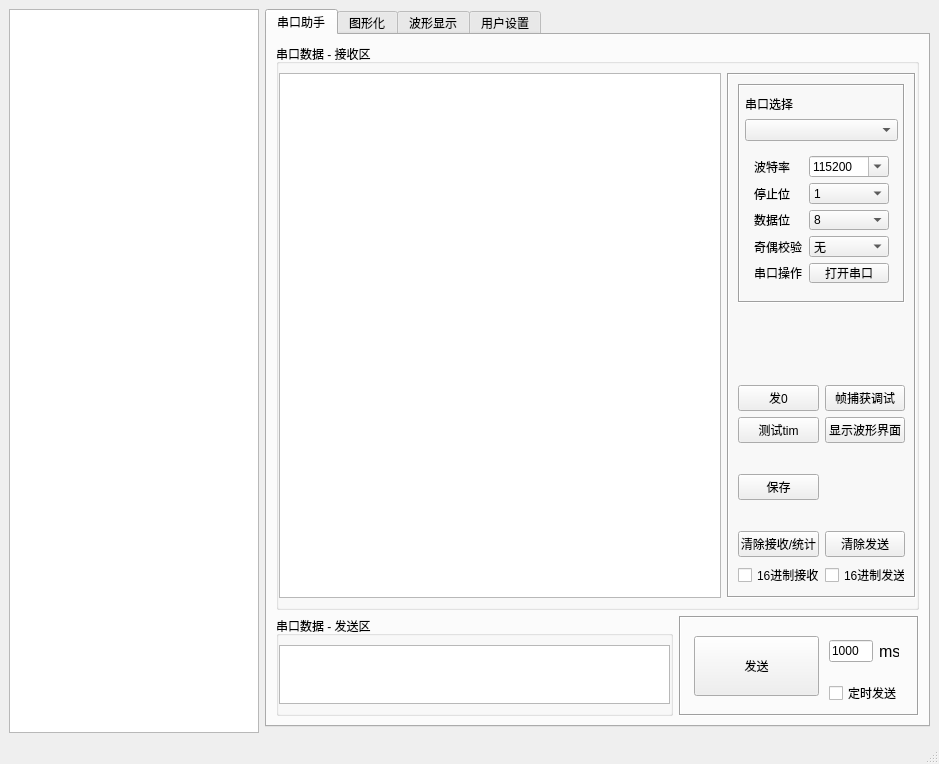
The window that mainwindow.ui (Arosynerd/HostPlotDisplay) describes before a commit, drawn with Qt 5.
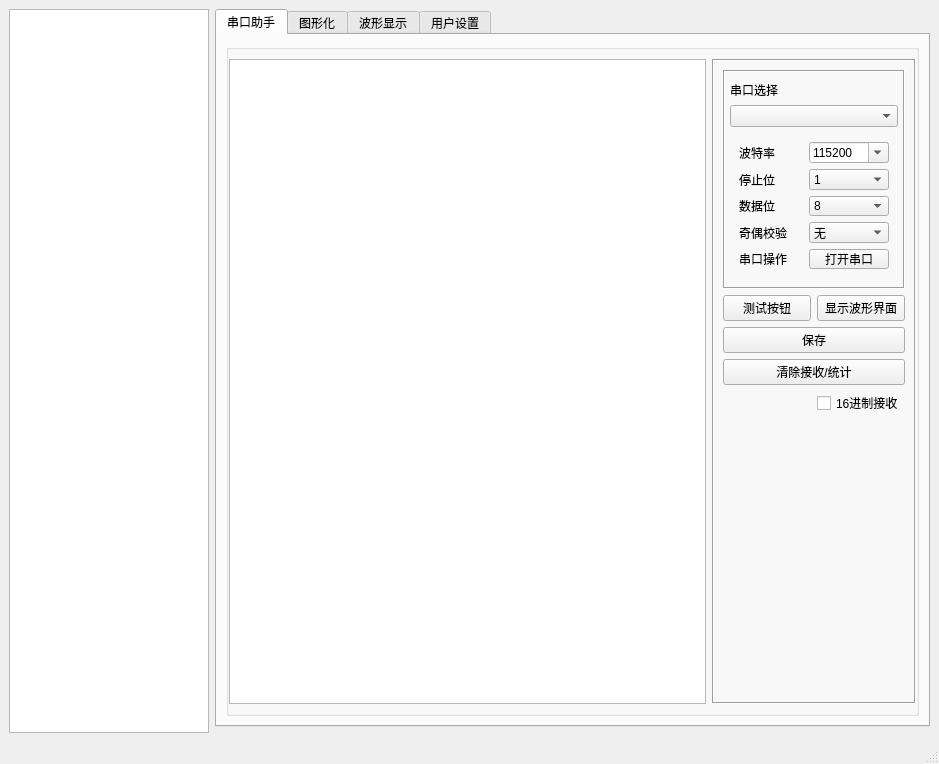
The same window after the commit. Custom widgets are drawn as their Qt base class.

Diff of the .ui file:
```diff
--- a/mainwindow.ui
+++ b/mainwindow.ui
@@ -31,7 +31,7 @@
      <widget class="QTableView" name="tableView">
       <property name="maximumSize">
        <size>
-        <width>250</width>
+        <width>200</width>
         <height>16777215</height>
        </size>
       </property>
@@ -53,166 +53,6 @@
         <string>串口助手</string>
        </attribute>
        <layout class="QGridLayout" name="gridLayout_8">
-        <item row="1" column="1">
-         <widget class="QFrame" name="frame_2">
-          <property name="sizePolicy">
-           <sizepolicy hsizetype="Expanding" vsizetype="Expanding">
-            <horstretch>0</horstretch>
-            <verstretch>0</verstretch>
-           </sizepolicy>
-          </property>
-          <property name="minimumSize">
-           <size>
-            <width>240</width>
-            <height>100</height>
-           </size>
-          </property>
-          <property name="maximumSize">
-           <size>
-            <width>240</width>
-            <height>100</height>
-           </size>
-          </property>
-          <property name="frameShape">
-           <enum>QFrame::Box</enum>
-          </property>
-          <property name="frameShadow">
-           <enum>QFrame::Sunken</enum>
-          </property>
-          <layout class="QGridLayout" name="gridLayout_5">
-           <item row="0" column="0" rowspan="2">
-            <widget class="QPushButton" name="btnSend">
-             <property name="minimumSize">
-              <size>
-               <width>0</width>
-               <height>60</height>
-              </size>
-             </property>
-             <property name="maximumSize">
-              <size>
-               <width>125</width>
-               <height>16777215</height>
-              </size>
-             </property>
-             <property name="text">
-              <string>发送</string>
-             </property>
-            </widget>
-           </item>
-           <item row="0" column="1">
-            <widget class="QWidget" name="widget_4" native="true">
-             <property name="maximumSize">
-              <size>
-               <width>70</width>
-               <height>16777215</height>
-              </size>
-             </property>
-             <layout class="QHBoxLayout" name="horizontalLayout">
-              <property name="leftMargin">
-               <number>0</number>
-              </property>
-              <property name="rightMargin">
-               <number>0</number>
-              </property>
-              <item>
-               <widget class="QLineEdit" name="txtSendMs">
-                <property name="maximumSize">
-                 <size>
-                  <width>60</width>
-                  <height>16777215</height>
-                 </size>
-                </property>
-                <property name="text">
-                 <string>1000</string>
-                </property>
-               </widget>
-              </item>
-              <item>
-               <widget class="QLabel" name="lblMs">
-                <property name="maximumSize">
-                 <size>
-                  <width>20</width>
-                  <height>16777215</height>
-                 </size>
-                </property>
-                <property name="font">
-                 <font>
-                  <pointsize>12</pointsize>
-                 </font>
-                </property>
-                <property name="text">
-                 <string>ms</string>
-                </property>
-               </widget>
-              </item>
-             </layout>
-            </widget>
-           </item>
-           <item row="1" column="1">
-            <widget class="QCheckBox" name="chkTimSend">
-             <property name="maximumSize">
-              <size>
-               <width>100</width>
-               <height>16777215</height>
-              </size>
-             </property>
-             <property name="text">
-              <string>定时发送</string>
-             </property>
-            </widget>
-           </item>
-          </layout>
-         </widget>
-        </item>
-        <item row="1" column="0">
-         <widget class="QGroupBox" name="groupBox_4">
-          <property name="sizePolicy">
-           <sizepolicy hsizetype="Expanding" vsizetype="Expanding">
-            <horstretch>0</horstretch>
-            <verstretch>0</verstretch>
-           </sizepolicy>
-          </property>
-          <property name="minimumSize">
-           <size>
-            <width>0</width>
-            <height>100</height>
-           </size>
-          </property>
-          <property name="maximumSize">
-           <size>
-            <width>16777215</width>
-            <height>100</height>
-           </size>
-          </property>
-          <property name="title">
-           <string>串口数据 - 发送区</string>
-          </property>
-          <layout class="QGridLayout" name="gridLayout_7">
-           <property name="leftMargin">
-            <number>0</number>
-           </property>
-           <property name="rightMargin">
-            <number>0</number>
-           </property>
-           <item row="0" column="0">
-            <widget class="QPlainTextEdit" name="txtSend">
-             <property name="minimumSize">
-              <size>
-               <width>0</width>
-               <height>0</height>
-              </size>
-             </property>
-             <property name="maximumSize">
-              <size>
-               <width>16777215</width>
-               <height>16777215</height>
-              </size>
-             </property>
-            </widget>
-           </item>
-          </layout>
-         </widget>
-        </item>
         <item row="0" column="0" colspan="2">
          <widget class="QGroupBox" name="groupBox_3">
           <property name="sizePolicy">
@@ -222,7 +62,7 @@
            </sizepolicy>
           </property>
           <property name="title">
-           <string>串口数据 - 接收区</string>
+           <string/>
           </property>
           <layout class="QGridLayout" name="gridLayout_6" columnstretch="0,7,3" columnminimumwidth="0,0,0">
            <property name="leftMargin">
@@ -271,95 +111,33 @@
               <enum>QFrame::Sunken</enum>
              </property>
              <layout class="QGridLayout" name="gridLayout_3">
+              <item row="1" column="0">
+               <widget class="QPushButton" name="pushButton_3">
+                <property name="text">
+                 <string>测试按钮</string>
+                </property>
+               </widget>
+              </item>
+              <item row="5" column="1">
+               <spacer name="verticalSpacer_2">
+                <property name="orientation">
+                 <enum>Qt::Vertical</enum>
+                </property>
+                <property name="sizeHint" stdset="0">
+                 <size>
+                  <width>20</width>
+                  <height>40</height>
+                 </size>
+                </property>
+               </spacer>
+              </item>
               <item row="1" column="1">
-               <spacer name="verticalSpacer">
-                <property name="orientation">
-                 <enum>Qt::Vertical</enum>
-                </property>
-                <property name="sizeHint" stdset="0">
-                 <size>
-                  <width>20</width>
-                  <height>40</height>
-                 </size>
-                </property>
-               </spacer>
-              </item>
-              <item row="3" column="1">
                <widget class="QPushButton" name="pushButton">
                 <property name="text">
                  <string>显示波形界面</string>
                 </property>
                </widget>
               </item>
-              <item row="5" column="0">
-               <widget class="QPushButton" name="btnClearRec">
-                <property name="text">
-                 <string>清除接收/统计</string>
-                </property>
-               </widget>
-              </item>
-              <item row="6" column="0">
-               <widget class="QCheckBox" name="chkRec">
-                <property name="text">
-                 <string>16进制接收</string>
-                </property>
-               </widget>
-              </item>
-              <item row="2" column="1">
-               <widget class="QPushButton" name="btnFramaDebug">
-                <property name="text">
-                 <string>帧捕获调试</string>
-                </property>
-               </widget>
-              </item>
-              <item row="6" column="1">
-               <widget class="QCheckBox" name="chkSend">
-                <property name="text">
-                 <string>16进制发送</string>
-                </property>
-               </widget>
-              </item>
-              <item row="5" column="1">
-               <widget class="QPushButton" name="btnClearSend">
-                <property name="text">
-                 <string>清除发送</string>
-                </property>
-               </widget>
-              </item>
-              <item row="4" column="1">
-               <spacer name="verticalSpacer_2">
-                <property name="orientation">
-                 <enum>Qt::Vertical</enum>
-                </property>
-                <property name="sizeHint" stdset="0">
-                 <size>
-                  <width>20</width>
-                  <height>40</height>
-                 </size>
-                </property>
-               </spacer>
-              </item>
-              <item row="2" column="0">
-               <widget class="QPushButton" name="pushButton_2">
-                <property name="text">
-                 <string>发0</string>
-                </property>
-               </widget>
-              </item>
-              <item row="3" column="0">
-               <widget class="QPushButton" name="pushButton_3">
-                <property name="text">
-                 <string>测试tim</string>
-                </property>
-               </widget>
-              </item>
-              <item row="4" column="0">
-               <widget class="QPushButton" name="pushButton_4">
-                <property name="text">
-                 <string>保存</string>
-                </property>
-               </widget>
-              </item>
               <item row="0" column="0" colspan="2">
                <widget class="QFrame" name="frame_4">
                 <property name="minimumSize">
@@ -611,6 +389,27 @@
                 </layout>
                </widget>
               </item>
+              <item row="4" column="1">
+               <widget class="QCheckBox" name="chkRec">
+                <property name="text">
+                 <string>16进制接收</string>
+                </property>
+               </widget>
+              </item>
+              <item row="2" column="0" colspan="2">
+               <widget class="QPushButton" name="pushButton_4">
+                <property name="text">
+                 <string>保存</string>
+                </property>
+               </widget>
+              </item>
+              <item row="3" column="0" colspan="2">
+               <widget class="QPushButton" name="btnClearRec">
+                <property name="text">
+                 <string>清除接收/统计</string>
+                </property>
+               </widget>
+              </item>
              </layout>
             </widget>
            </item>
```
Left out of the diff: 3 changed lines with no effect on the pictures.
